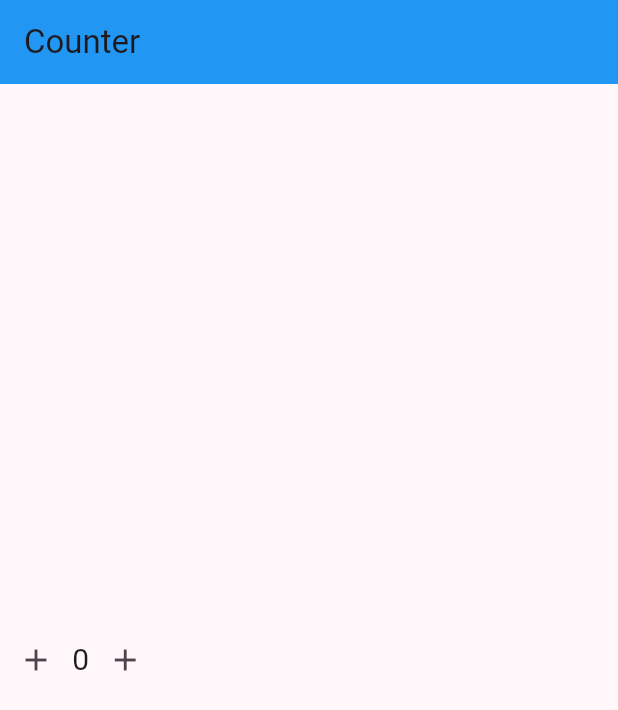
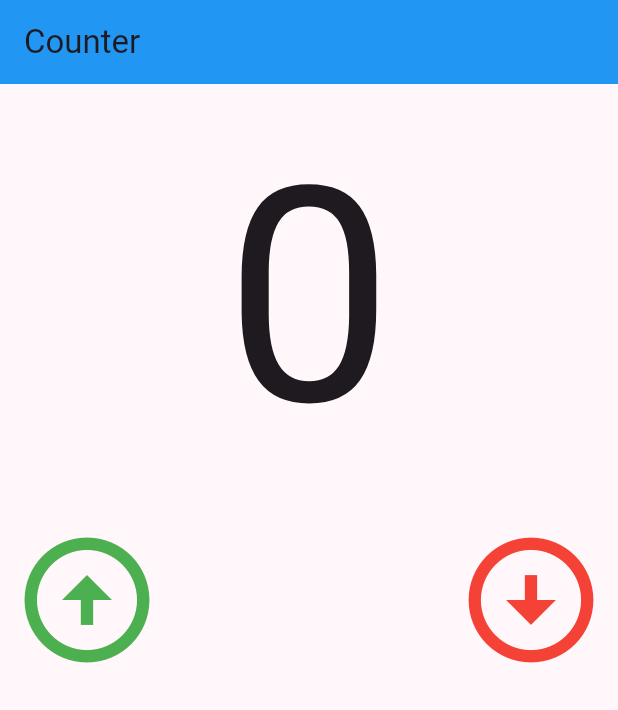
Before and after one commit to systemry420/flutter_apps, a Flutter app: the screen it shows after launch, on a phone screen of 412 x 824 dp. Shown: the top 710 px of the screen. Run offline on Flutter 3.47's test engine with Material 3 defaults, Android fonts, the phone set to English and light mode, and no system bars.

Commit message:
add some styling

```diff
--- a/lib/main.dart
+++ b/lib/main.dart
@@ -38,14 +38,30 @@ class _CounterState extends State<Counter> {
   @override
   Widget build(BuildContext context) {
     return Center(
-      child: Row(
+      child: Column(
+        mainAxisAlignment: MainAxisAlignment.start,
         children: [
-          IconButton(onPressed: () {}, icon: const Icon(Icons.add)),
           const Text(
             '0',
-            style: TextStyle(fontSize: 20),
+            style: TextStyle(fontSize: 200),
           ),
-          IconButton(onPressed: () {}, icon: Icon(Icons.add))
+          Row(
+            mainAxisAlignment: MainAxisAlignment.spaceBetween,
+            children: [
+              IconButton(
+                onPressed: () {},
+                icon: const Icon(Icons.arrow_circle_up),
+                color: Colors.green,
+                iconSize: 100,
+              ),
+              IconButton(
+                onPressed: () {},
+                icon: Icon(Icons.arrow_circle_down),
+                color: Colors.red,
+                iconSize: 100,
+              )
+            ],
+          ),
         ],
       ),
     );
```
